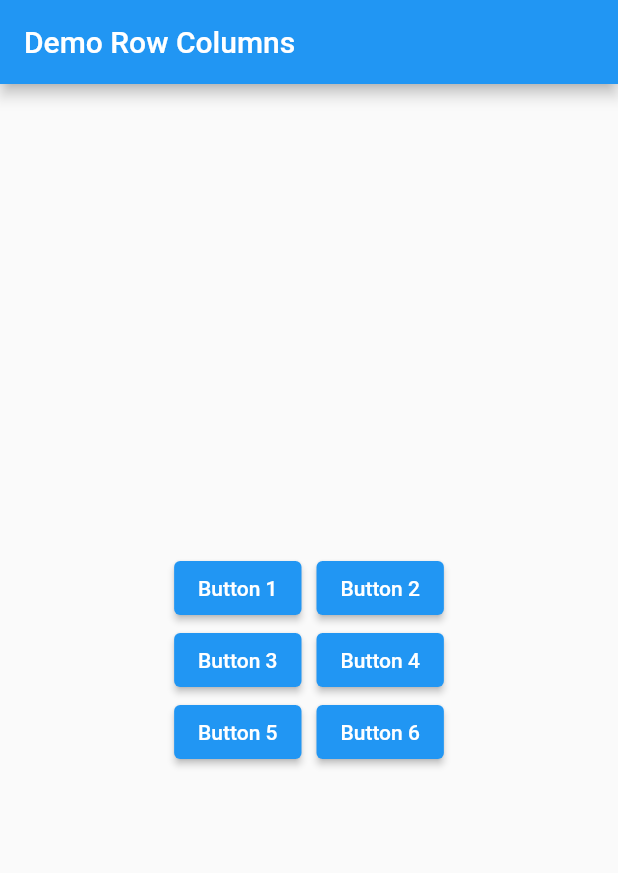
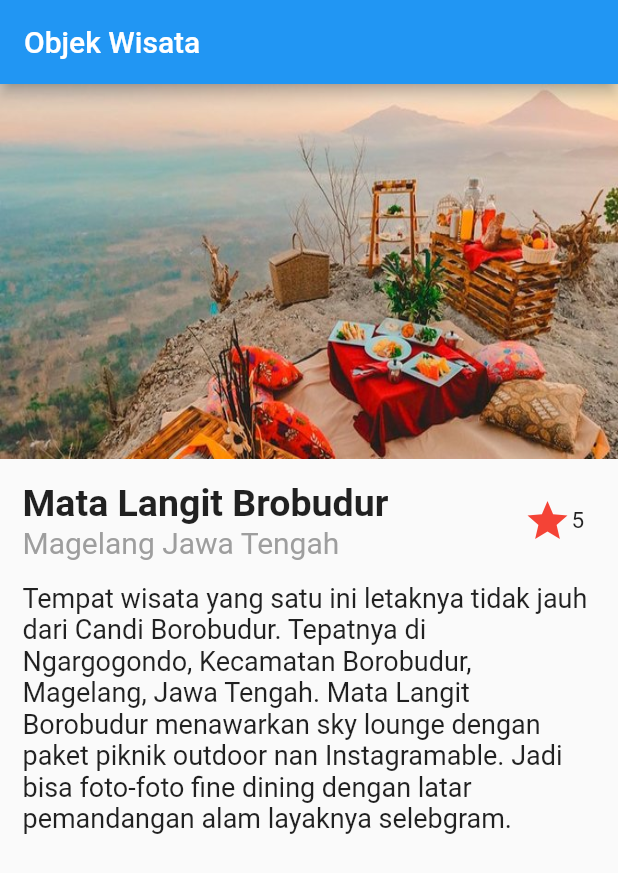
Before and after one commit to hanura13/FlutterProject, a Flutter app: the screen it shows after launch, on a phone screen of 412 x 824 dp. Shown: the top 873 px of the screen. Run offline on Flutter 3.47's test engine with Material 2 defaults, Android fonts, the phone set to English and light mode, and no system bars; project files that could hold a hidden picture were left out.

Commit message:
Row Column Layout

```diff
--- a/lib/main.dart
+++ b/lib/main.dart
@@ -23,66 +23,77 @@ class MyApp extends StatelessWidget {
 class Home extends StatelessWidget {
   const Home({super.key});
 
+  final String title = 'Mata Langit Brobudur';
+  final String location = 'Magelang Jawa Tengah';
+  final String description =
+      '''Tempat wisata yang satu ini letaknya tidak jauh dari Candi Borobudur. Tepatnya di Ngargogondo, Kecamatan Borobudur, Magelang, Jawa Tengah. Mata Langit Borobudur menawarkan sky lounge dengan paket piknik outdoor nan Instagramable. Jadi bisa foto-foto fine dining dengan latar pemandangan alam layaknya selebgram.
+  ''';
+
   @override
   Widget build(BuildContext context) {
     return Scaffold(
       appBar: AppBar(
-        title: const Text('Demo Row Columns'),
+        title: const Text('Objek Wisata'),
       ),
-      body: Center(
-        child: Column(
-          mainAxisAlignment: MainAxisAlignment.center,
+      body: Column(
+        mainAxisAlignment: MainAxisAlignment.start,
         children: <Widget>[
-            Row(
-              mainAxisAlignment: MainAxisAlignment.center,
-              children: [
-                ElevatedButton(
-                  onPressed: () {},
-                  child: const Text('Button 1'),
+          Image.asset(
+            'images/wisata.jpg',
+            height: 250.0,
+            width: 412.0,
+            fit: BoxFit.fill,
           ),
           Container(
-                  width: 10,
+            height: 15.0,
           ),
-                ElevatedButton(
-                  onPressed: () {},
-                  child: const Text('Button 2'),
+          Row(
+            children: <Widget>[
+              Container(
+                width: 15.0,
+              ),
+              Column(
+                crossAxisAlignment: CrossAxisAlignment.start,
+                children: <Widget>[
+                  Text(
+                    title,
+                    style: const TextStyle(
+                      fontSize: 25.0,
+                      fontWeight: FontWeight.w600,
+                    ),
+                  ),
+                  Text(
+                    location,
+                    style: const TextStyle(
+                      fontSize: 20.0,
+                      color: Colors.grey,
+                    ),
                   ),
                 ],
               ),
-            Row(
-              mainAxisAlignment: MainAxisAlignment.center,
-              children: [
-                ElevatedButton(
-                  onPressed: () {},
-                  child: const Text('Button 3'),
+              Container(
+                width: 90.0,
               ),
-                Container(
-                  width: 10,
+              const Icon(
+                Icons.star,
+                size: 32.0,
+                color: Colors.red,
               ),
-                ElevatedButton(
-                  onPressed: () {},
-                  child: const Text('Button 4'),
+              const Text(
+                '5',
+                style: TextStyle(fontSize: 15.0),
               ),
             ],
           ),
-            Row(
-              mainAxisAlignment: MainAxisAlignment.center,
-              children: [
-                ElevatedButton(
-                  onPressed: () {},
-                  child: const Text('Button 5'),
+          Container(
+            padding: const EdgeInsets.all(15.0),
+            child: Text(
+              description,
+              style: const TextStyle(fontSize: 18.0),
+              softWrap: true,
             ),
-                Container(
-                  width: 10,
-                ),
-                ElevatedButton(
-                  onPressed: () {},
-                  child: const Text('Button 6'),
           ),
         ],
-            ),
-          ],
-        ),
       ),
     );
   }
--- a/pubspec.yaml
+++ b/pubspec.yaml
@@ -58,8 +58,8 @@ flutter:
   uses-material-design: true
 
   # To add assets to your application, add an assets section, like this:
-  # assets:
-  #   - images/a_dot_burr.jpeg
+  assets:
+    - images/wisata.jpg
   #   - images/a_dot_ham.jpeg
 
   # An image asset can refer to one or more resolution-specific "variants", see
```
Also changed, not shown: images/wisata.jpg (added). Lines whose indentation alone changed are shown as unchanged.
